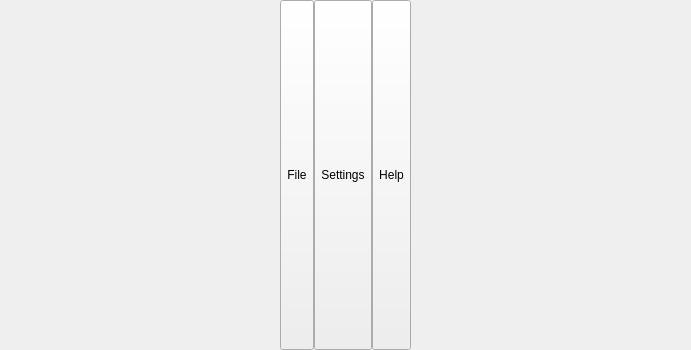
Qt form src/qt/forms/menubar.ui (coinkeeper/2015-04-19_21-22_pandacoin) before a commit.
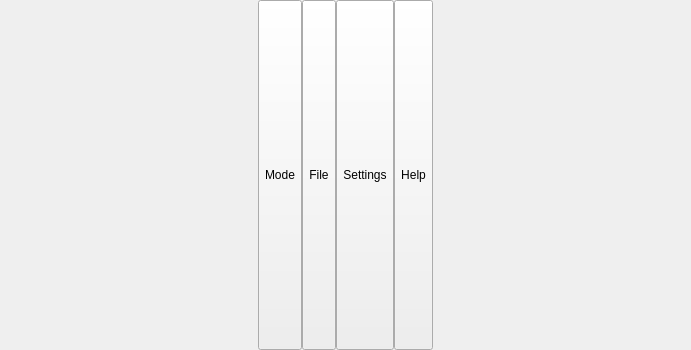
The same form after that commit. Icons and pictures are not drawn.

The edit to the form file:
```diff
--- a/src/qt/forms/menubar.ui
+++ b/src/qt/forms/menubar.ui
@@ -36,13 +36,39 @@
     <number>0</number>
    </property>
    <item>
-    <layout class="QHBoxLayout" name="horizontalLayout" stretch="0,0,0">
+    <layout class="QHBoxLayout" name="horizontalLayout" stretch="0,0,0,0">
      <property name="spacing">
       <number>0</number>
      </property>
      <property name="sizeConstraint">
       <enum>QLayout::SetDefaultConstraint</enum>
      </property>
+     <item>
+      <widget class="QToolButton" name="ModeButton">
+       <property name="sizePolicy">
+        <sizepolicy hsizetype="Fixed" vsizetype="Expanding">
+         <horstretch>0</horstretch>
+         <verstretch>1</verstretch>
+        </sizepolicy>
+       </property>
+       <property name="text">
+        <string>Mode</string>
+       </property>
+       <property name="icon">
+        <iconset resource="../bitcoin.qrc">
+         <normaloff>:/icons/mode_hybrid</normaloff>:/icons/mode_hybrid</iconset>
+       </property>
+       <property name="iconSize">
+        <size>
+         <width>24</width>
+         <height>24</height>
+        </size>
+       </property>
+       <property name="toolButtonStyle">
+        <enum>Qt::ToolButtonTextUnderIcon</enum>
+       </property>
+      </widget>
+     </item>
      <item>
       <widget class="QToolButton" name="FileButton">
        <property name="sizePolicy">
@@ -60,8 +86,8 @@
        </property>
        <property name="iconSize">
         <size>
-         <width>18</width>
-         <height>18</height>
+         <width>24</width>
+         <height>24</height>
         </size>
        </property>
        <property name="toolButtonStyle">
@@ -86,8 +112,8 @@
        </property>
        <property name="iconSize">
         <size>
-         <width>18</width>
-         <height>18</height>
+         <width>24</width>
+         <height>24</height>
         </size>
        </property>
        <property name="toolButtonStyle">
@@ -112,8 +138,8 @@
        </property>
        <property name="iconSize">
         <size>
-         <width>18</width>
-         <height>18</height>
+         <width>24</width>
+         <height>24</height>
         </size>
        </property>
        <property name="toolButtonStyle">
```
